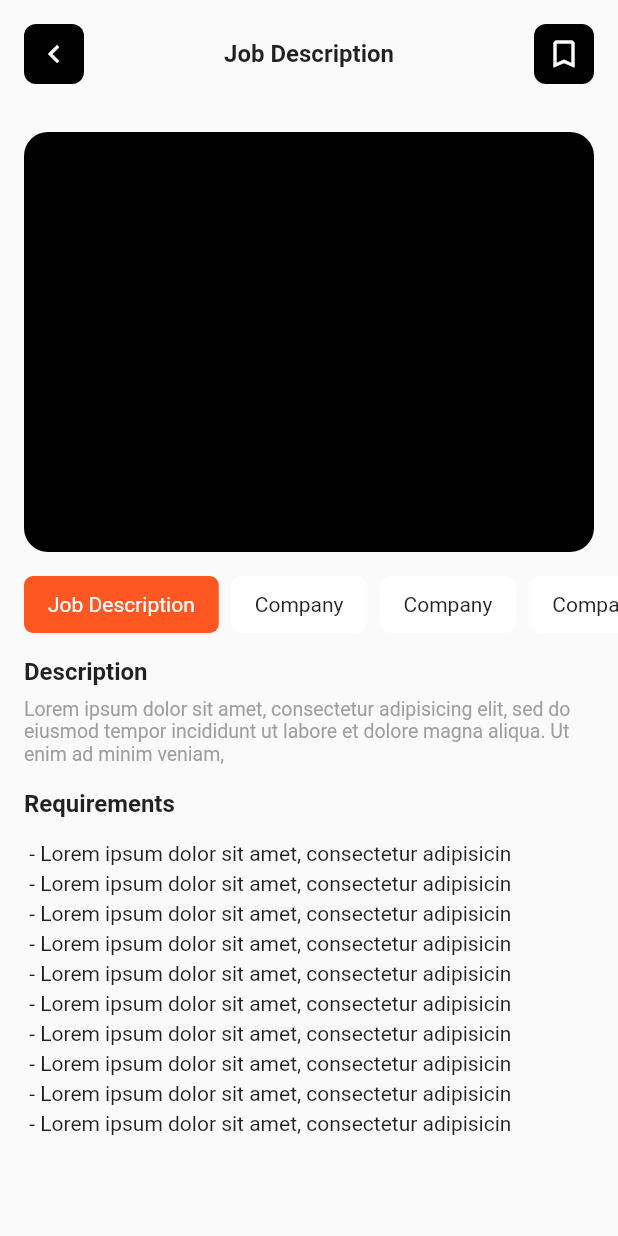
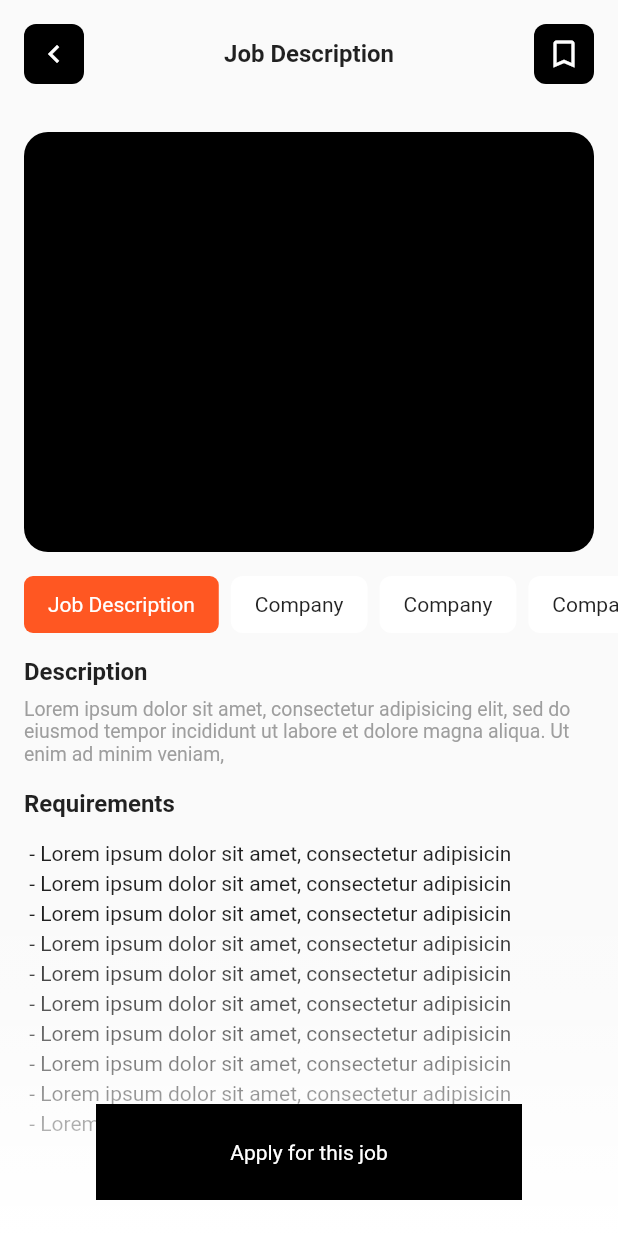
Before and after one commit to JAICHANGPARK/flutter_notebook_chapter_21, a Flutter app: the JobDescriptionPage screen opened directly, on a phone screen of 412 x 824 dp. Run offline on Flutter 3.47's test engine with Material 2 defaults, Android fonts, the phone set to English and light mode, and no system bars; our stand-ins replace badges, dots_indicator, fl_chart, flutter_riverpod; missing offline and left inert: candlesticks; network calls fail.

Commit message:
Update job_description_page.dart

```diff
--- a/lib/ep1237_job_finder_app/src/ui/job_description_page.dart
+++ b/lib/ep1237_job_finder_app/src/ui/job_description_page.dart
@@ -142,38 +142,30 @@ class _JobDescriptionPageState extends State<JobDescriptionPage> {
                       children: [
                         Text(
                           "Description",
-                          style: TextStyle(
-                            fontWeight: FontWeight.bold,
-                            fontSize: 16
-                          ),
+                          style: TextStyle(fontWeight: FontWeight.bold, fontSize: 16),
                         ),
                         SizedBox(
                           height: 8,
                         ),
-                        Text("${loremIpsum.substring(0, 150)}", style: TextStyle(
-                          color: Colors.grey,
-                          fontSize: 13
-                        ),),
+                        Text(
+                          "${loremIpsum.substring(0, 150)}",
+                          style: TextStyle(color: Colors.grey, fontSize: 13),
+                        ),
                         SizedBox(
                           height: 16,
                         ),
                         Text(
                           "Requirements",
-                          style: TextStyle(
-                              fontWeight: FontWeight.bold,
-                              fontSize: 16
-                          ),
+                          style: TextStyle(fontWeight: FontWeight.bold, fontSize: 16),
                         ),
-
                       ],
                     ),
                   ),
-
                   Expanded(
                     child: ListView.builder(
                       itemCount: 10,
                       itemBuilder: (context, index) => Padding(
-                        padding: const EdgeInsets.only(left: 16 , bottom: 4),
+                        padding: const EdgeInsets.only(left: 16, bottom: 4),
                         child: Text(" - ${loremIpsum.substring(0, 50)}"),
                       ),
                     ),
@@ -181,13 +173,54 @@ class _JobDescriptionPageState extends State<JobDescriptionPage> {
                 ],
               ),
             ),
-             Positioned(
-               left: 0,
-                 right: 0,
-                 bottom: 0,
-                 child: Container(
-               child: Stack(),
-             ))
+            Positioned(
+              left: 0,
+              right: 0,
+              bottom: 0,
+              child: Container(
+                height: 200,
+                decoration: BoxDecoration(
+                  color: Colors.white,
+                  gradient: LinearGradient(
+                    colors: [
+                      Colors.white,
+                      Colors.white.withOpacity(.8),
+                      Colors.white.withOpacity(.6),
+                      Colors.white.withOpacity(.4),
+                      Colors.white.withOpacity(.2),
+                      Colors.white.withOpacity(.1),
+                    ],
+                    begin: Alignment.bottomCenter,
+                    end: Alignment.topCenter,
+                  ),
+                ),
+                child: Stack(
+                  children: [
+                    Positioned(
+                      left: 64,
+                      right: 64,
+                      bottom: 24,
+                      child: Container(
+                        decoration: BoxDecoration(
+                          color: Colors.black,
+                        ),
+                        padding: EdgeInsets.symmetric(
+                          vertical: 24,
+                        ),
+                        child: Center(
+                          child: Text(
+                            "Apply for this job",
+                            style: TextStyle(
+                              color: Colors.white,
+                            ),
+                          ),
+                        ),
+                      ),
+                    )
+                  ],
+                ),
+              ),
+            )
           ],
         ),
       ),
```
